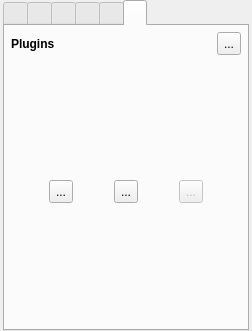
This is src/MixingToolboxWidget.ui in markus-wa/glmixer-mirror as Qt 5 draws it before an edit. The edited form follows.
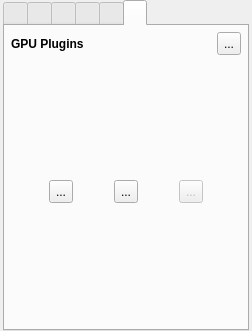
This is the edited form. The open tabs and pages were chosen to show the change. Icons and pictures are not drawn.

Commit message: Reference all plugin (FreeFrame & Shadertoy) as GPU Plugin in GUI, labels and icons.

The edit to the form file:
```diff
--- a/src/MixingToolboxWidget.ui
+++ b/src/MixingToolboxWidget.ui
@@ -2025,7 +2025,7 @@
             <string notr="true">font: bold;</string>
            </property>
            <property name="text">
-            <string>Plugins</string>
+            <string>GPU Plugins</string>
            </property>
            <property name="margin">
             <number>2</number>
```
The commit also changes 9 other files.
